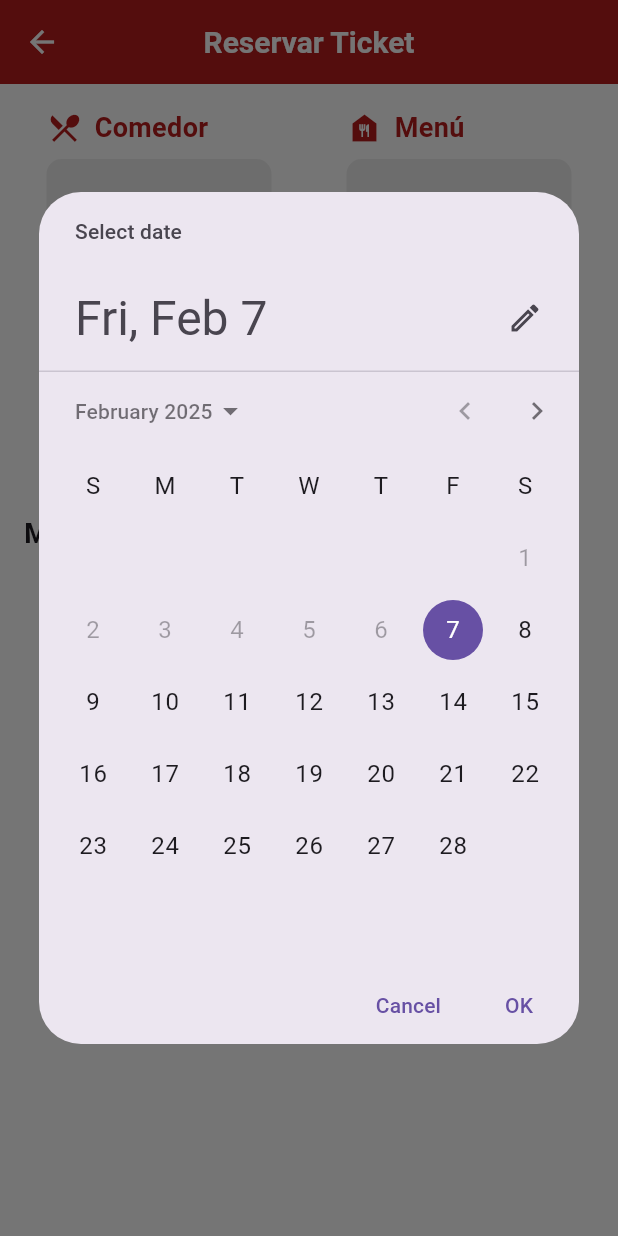
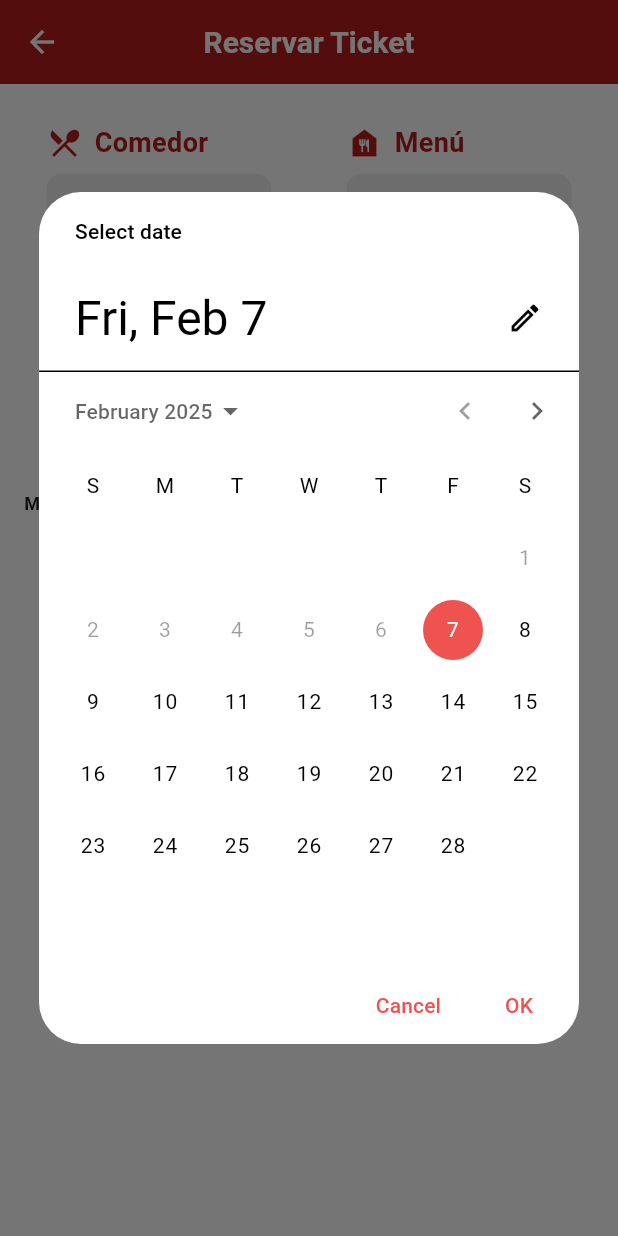
Before and after one commit to YamiYH/gestion_menu_ult_frontend, a Flutter app: the ReservarTicket screen opened by its route, after a tap on "Desde", on a phone screen of 412 x 824 dp. Run offline on Flutter 3.47's test engine with Material 3 defaults, Android fonts, the light colour scheme and no system bars; our stand-ins replace google_fonts.

Commit message:
Diseño de la pantalla de reserva de tickets Web

```diff
--- a/lib/screens/Login.dart
+++ b/lib/screens/Login.dart
@@ -24,15 +24,16 @@ class _LoginState extends State<Login> {
   @override
   Widget build(BuildContext context) {
     double screenWidth = MediaQuery.of(context).size.width;
+    bool isMobile = screenWidth < 600;
+
     return Scaffold(
       appBar: AppBar(
         centerTitle: true,
         titleTextStyle: TextStyle(),
         title: Text('Bienvenido al Menú Digital ULT',
             style: TextStyle(
-                fontWeight: FontWeight.bold,
+                fontWeight: isMobile ? FontWeight.bold : FontWeight.normal,
                 fontFamily: 'Roboto',
-                //fontWeight: FontWeight.bold,
                 color: Colors.white,
                 fontSize: screenWidth > 600 ? 25 : 20)),
         backgroundColor: Colors.red[900],
--- a/lib/screens/Options.dart
+++ b/lib/screens/Options.dart
@@ -14,7 +14,7 @@ class Options extends StatelessWidget {
         title: Text(
           '¿Qué deseas hacer?',
           style: TextStyle(
-            fontWeight: FontWeight.bold,
+            fontWeight: isMobile ? FontWeight.bold : FontWeight.normal,
             color: Colors.white,
             fontSize: screenWidth > 600 ? 25 : 20,
           ),
--- a/lib/screens/Reservar_Ticket.dart
+++ b/lib/screens/Reservar_Ticket.dart
@@ -66,7 +66,7 @@ class _ReservarTicketState extends State<ReservarTicket> {
           'Reservar Ticket',
           style: TextStyle(
             color: Colors.white,
-            fontWeight: FontWeight.bold,
+            fontWeight: isMobile ? FontWeight.bold : FontWeight.normal,
             fontSize: isMobile ? 20 : 25,
           ),
         ),
@@ -83,14 +83,16 @@ class _ReservarTicketState extends State<ReservarTicket> {
                   ? Column(children: _buildOptions(context, isMobile))
                   : Row(
                       mainAxisAlignment: MainAxisAlignment.center,
+                      crossAxisAlignment: CrossAxisAlignment.end,
                       children: _buildOptions(context, isMobile),
                     ),
-              SizedBox(height: 30),
+              SizedBox(height: isMobile ? 10 : 50), // Espaciado responsivo
 
               // Lista de menús disponibles
               Text(
                 'Menús Disponibles:',
-                style: TextStyle(fontSize: 18, fontWeight: FontWeight.bold),
+                style: TextStyle(
+                    fontSize: isMobile ? 12 : 18, fontWeight: FontWeight.bold),
               ),
               SizedBox(height: 10),
               if (availableMenus.isEmpty)
@@ -123,6 +125,7 @@ class _ReservarTicketState extends State<ReservarTicket> {
 
   // Método para construir las opciones (responsive)
   List<Widget> _buildOptions(BuildContext context, bool isMobile) {
+    double screenWidth = MediaQuery.of(context).size.width;
     return [
       Row(
         mainAxisAlignment: MainAxisAlignment.spaceEvenly,
@@ -131,11 +134,12 @@ class _ReservarTicketState extends State<ReservarTicket> {
           Column(
             crossAxisAlignment: CrossAxisAlignment.start,
             children: [
+              SizedBox(height: 10),
               _buildOptionTitle('Comedor', Icons.restaurant_menu),
               SizedBox(height: 8),
               SizedBox(
                 width: isMobile ? 150 : 200,
-                height: 65,
+                height: isMobile ? 65 : 50,
                 child: InputDecorator(
                   decoration: InputDecoration(
                     filled: true,
@@ -176,11 +180,12 @@ class _ReservarTicketState extends State<ReservarTicket> {
           Column(
             crossAxisAlignment: CrossAxisAlignment.start,
             children: [
+              SizedBox(height: 10),
               _buildOptionTitle('Menú', Icons.food_bank),
               SizedBox(height: 8),
               SizedBox(
                 width: isMobile ? 150 : 200,
-                height: 65,
+                height: isMobile ? 65 : 50,
                 child: InputDecorator(
                   decoration: InputDecoration(
                     filled: true,
@@ -218,21 +223,58 @@ class _ReservarTicketState extends State<ReservarTicket> {
           ),
         ],
       ),
-      SizedBox(height: 20),
+      SizedBox(height: 20, width: isMobile ? 20 : 40),
+
       // Selector de fechas con iconos
       Row(
         mainAxisAlignment: MainAxisAlignment.center,
         children: [
+          // Botón "Desde"
           ElevatedButton.icon(
             style: ElevatedButton.styleFrom(
-                shape: RoundedRectangleBorder(
-                    borderRadius: BorderRadius.circular(10))),
+              fixedSize: Size(isMobile ? 120 : 150, isMobile ? 40 : 50),
+              // Ancho responsivo
+              shape: RoundedRectangleBorder(
+                borderRadius: BorderRadius.circular(10),
+              ),
+              backgroundColor: Colors.white,
+              // Fondo blanco
+              side: BorderSide(color: Colors.red[900]!, width: 1),
+              // Borde rojo
+              padding: EdgeInsets.symmetric(
+                horizontal: isMobile ? 10 : 20, // Padding horizontal responsivo
+                vertical: isMobile ? 8 : 12, // Padding vertical responsivo
+              ),
+            ),
             onPressed: () async {
               final pickedDate = await showDatePicker(
                 context: context,
                 initialDate: DateTime.now(),
                 firstDate: DateTime.now(),
                 lastDate: DateTime.now().add(Duration(days: 30)),
+                builder: (BuildContext context, Widget? child) {
+                  return Theme(
+                    data: ThemeData(
+                      // Cambia el color del día seleccionado
+                      primaryColor: Colors.red[900],
+                      // Color del círculo del día seleccionado
+                      colorScheme: ColorScheme.light(
+                        primary: Colors.red[
+                            400]!, // Color del texto y otros elementos relacionados
+                      ),
+                      dialogBackgroundColor: Colors.white,
+                      // Fondo del calendario
+                      textTheme: TextTheme(
+                        headlineMedium: TextStyle(fontSize: 16),
+                        // Tamaño para "Select Date"
+                        bodyLarge: TextStyle(fontSize: 14),
+                        // Tamaño para las fechas
+                        bodyMedium: TextStyle(fontSize: 12),
+                      ),
+                    ),
+                    child: child!,
+                  );
+                },
               );
               if (pickedDate != null) {
                 setState(() {
@@ -240,25 +282,71 @@ class _ReservarTicketState extends State<ReservarTicket> {
                 });
               }
             },
-            icon: Icon(Icons.calendar_today, color: Colors.red[900]),
+            icon: Icon(
+              Icons.calendar_today,
+              color: Colors.red[900],
+              size: isMobile ? 18 : 24,
+            ),
+            // Tamaño del ícono responsivo
             label: Text(
               startDate == null
                   ? 'Desde'
                   : DateFormat('yyyy-MM-dd').format(startDate!),
-              style: TextStyle(fontSize: 14, color: Colors.red[900]),
+              style: TextStyle(
+                fontSize: isMobile ? 12 : 14, // Tamaño del texto responsivo
+                color: Colors.red[900],
+              ),
             ),
           ),
-          SizedBox(width: isMobile ? 10 : 30),
+          SizedBox(width: isMobile ? 10 : 20),
+          Icon(Icons.arrow_forward, color: Colors.red[900]),
+          SizedBox(width: isMobile ? 10 : 20),
+          // Botón "Hasta"
           ElevatedButton.icon(
             style: ElevatedButton.styleFrom(
-                shape: RoundedRectangleBorder(
-                    borderRadius: BorderRadius.circular(10))),
+              fixedSize: Size(isMobile ? 120 : 150, isMobile ? 40 : 50),
+              // Ancho responsivo
+              shape: RoundedRectangleBorder(
+                borderRadius: BorderRadius.circular(10),
+              ),
+              backgroundColor: Colors.white,
+              // Fondo blanco
+              side: BorderSide(color: Colors.red[900]!, width: 1),
+              // Borde rojo
+              padding: EdgeInsets.symmetric(
+                horizontal: isMobile ? 10 : 20, // Padding horizontal responsivo
+                vertical: isMobile ? 8 : 12, // Padding vertical responsivo
+              ),
+            ),
             onPressed: () async {
               final pickedDate = await showDatePicker(
                 context: context,
                 initialDate: DateTime.now(),
                 firstDate: DateTime.now(),
                 lastDate: DateTime.now().add(Duration(days: 30)),
+                builder: (BuildContext context, Widget? child) {
+                  return Theme(
+                    data: ThemeData(
+                      // Cambia el color del día seleccionado
+                      primaryColor: Colors.red[900],
+                      // Color del círculo del día seleccionado
+                      colorScheme: ColorScheme.light(
+                        primary: Colors.red[
+                            400]!, // Color del texto y otros elementos relacionados
+                      ),
+                      dialogBackgroundColor: Colors.white,
+                      // Fondo del calendario
+                      textTheme: TextTheme(
+                        headlineMedium: TextStyle(fontSize: 16),
+                        // Tamaño para "Select Date"
+                        bodyLarge: TextStyle(fontSize: 14),
+                        // Tamaño para las fechas
+                        bodyMedium: TextStyle(fontSize: 12),
+                      ),
+                    ),
+                    child: child!,
+                  );
+                },
               );
               if (pickedDate != null) {
                 setState(() {
@@ -266,20 +354,23 @@ class _ReservarTicketState extends State<ReservarTicket> {
                 });
               }
             },
-            icon: Icon(Icons.calendar_today, color: Colors.red[900]),
+            icon: Icon(Icons.calendar_today,
+                color: Colors.red[900],
+                size: isMobile ? 18 : 24), // Tamaño del ícono responsivo
             label: Text(
               endDate == null
                   ? 'Hasta'
                   : DateFormat('yyyy-MM-dd').format(endDate!),
               style: TextStyle(
-                fontSize: 14,
+                fontSize: isMobile ? 12 : 14, // Tamaño del texto responsivo
                 color: Colors.red[900],
               ),
             ),
           ),
         ],
       ),
-      SizedBox(height: 20),
+      SizedBox(width: isMobile ? 10 : 50, height: isMobile ? 20 : 50),
+      // Espaciado responsivo
       // Botón BUSCAR
       ElevatedButton(
         onPressed: () {
@@ -292,26 +383,27 @@ class _ReservarTicketState extends State<ReservarTicket> {
           }
         },
         style: ElevatedButton.styleFrom(
+          fixedSize: Size(isMobile ? 150 : 200, isMobile ? 40 : 50),
           elevation: 3,
           backgroundColor: Colors.red[900],
           shape:
               RoundedRectangleBorder(borderRadius: BorderRadius.circular(10)),
           padding: EdgeInsets.symmetric(
-            horizontal: isMobile ? 30 : 50,
-            vertical: 15,
-          ),
+              horizontal: isMobile ? 10 : 20, // Ajustar el padding horizontal
+              vertical: isMobile ? 8 : 12),
         ),
         child: Row(
           mainAxisSize: MainAxisSize.min,
           // Asegura que los elementos estén juntos
           children: [
-            Icon(Icons.search, color: Colors.white, size: 20),
+            Icon(Icons.search, color: Colors.white, size: isMobile ? 16 : 20),
             // Ícono de búsqueda
             SizedBox(width: 8),
             // Espaciado entre el ícono y el texto
             Text(
               'BUSCAR',
-              style: TextStyle(color: Colors.white, fontSize: 17),
+              style:
+                  TextStyle(color: Colors.white, fontSize: isMobile ? 14 : 17),
             ),
             // Texto del botón
           ],
```
